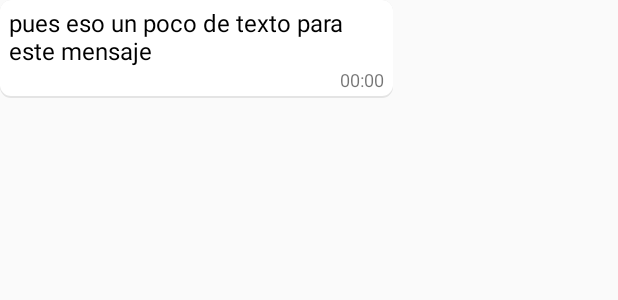
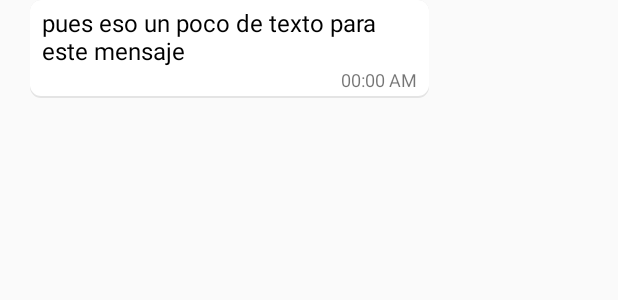
Before and after one commit to eduasinco/ComeAqui, an Android app: the layout card_view_mensajes.xml on its own in the app's theme, with its tools: preview values and no code run, on a phone screen of 412 x 824 dp. Shown: the top 300 px of the screen. Run offline under Robolectric (Android 15) with nearby library versions, the phone set to English and light mode, and no system bars; Roboto replaces fonts that are not available here.

Commit message:
messages style change

```diff
--- a/app/src/main/java/com/example/eduardorodriguez/comeaqui/chat/conversation/AdapterMensajes.java
+++ b/app/src/main/java/com/example/eduardorodriguez/comeaqui/chat/conversation/AdapterMensajes.java
@@ -52,7 +52,9 @@ public class AdapterMensajes extends RecyclerView.Adapter<AdapterMensajes.ViewHo
         holder.messageView.setText(holder.mItem.message);
         holder.dateView.setText(DateFragment.getDateForMessage(holder.mItem.createdAt));
         holder.datePopContainer.setVisibility(View.GONE);
-        holder.wholeMessage.setPadding(0, 0, 0, 0);
+
+        int paddingsides = holder.wholeMessage.getPaddingLeft();
+        holder.wholeMessage.setPadding(paddingsides, 0, paddingsides, 0);
 
         if (holder.mItem.newDay) {
             holder.datePop.setVisibility(View.VISIBLE);
@@ -60,7 +62,7 @@ public class AdapterMensajes extends RecyclerView.Adapter<AdapterMensajes.ViewHo
             holder.datePop.setText(DateFragment.getDateInForMessageConversation(holder.mItem.createdAt));
         } else if (holder.mItem.topSpace){
             holder.datePop.setText(DateFragment.getDateInForMessageConversation(holder.mItem.createdAt));
-            holder.wholeMessage.setPadding(0, 50, 0, 0);
+            holder.wholeMessage.setPadding(paddingsides, 30, paddingsides, 0);
         }
 
         if (holder.mItem.isOwner){
--- a/app/src/main/res/layout/activity_conversation.xml
+++ b/app/src/main/res/layout/activity_conversation.xml
@@ -45,7 +45,7 @@
                 android:id="@+id/rvMensajes"
                 android:layout_width="match_parent"
                 android:layout_height="wrap_content"
-                android:layout_weight="1" android:layout_marginEnd="16dp" android:layout_marginStart="16dp"
+                android:layout_weight="1"
         />
         <LinearLayout
                 android:background="#EBEBEB"
--- a/app/src/main/res/layout/card_view_mensajes.xml
+++ b/app/src/main/res/layout/card_view_mensajes.xml
@@ -5,13 +5,15 @@
         android:orientation="vertical"
         android:layout_width="match_parent"
         android:layout_height="wrap_content"
-        cardview:cardCornerRadius="10sp" android:id="@+id/view">
+        cardview:cardCornerRadius="10sp" android:id="@+id/view" android:paddingEnd="20dp" android:paddingStart="20dp"
+        android:gravity="right|left">
     <androidx.constraintlayout.widget.ConstraintLayout
             android:layout_width="match_parent"
             android:layout_height="wrap_content" android:layout_weight="0" android:visibility="gone"
             android:id="@+id/datePopContainer">
 
         <TextView
+
                 android:text="00/00/00"
                 android:layout_width="wrap_content"
                 android:layout_height="wrap_content" android:id="@+id/datePop"
@@ -25,7 +27,7 @@
             android:layout_height="wrap_content"
             cardview:layout_constraintEnd_toEndOf="parent" cardview:layout_constraintTop_toTopOf="parent"
             cardview:layout_constraintBottom_toBottomOf="parent" android:id="@+id/message_card"
-            android:paddingBottom="4dp" android:paddingTop="4dp" android:paddingEnd="6dp" android:paddingStart="6dp">
+            android:paddingBottom="4dp" android:paddingTop="4dp" android:paddingEnd="8dp" android:paddingStart="8dp">
         <LinearLayout
                 android:layout_width="wrap_content"
                 android:layout_height="wrap_content"
@@ -53,12 +55,7 @@
                     android:id="@+id/horaMensaje"
                     android:layout_width="wrap_content"
                     android:layout_height="wrap_content"
-                    android:text="00:00" android:textSize="12sp"/>
-            <ImageView
-                    android:id="@+id/mensajeFoto"
-                    android:layout_width="wrap_content"
-                    android:layout_height="wrap_content"
-                    android:visibility="gone"/>
+                    android:text="00:00 AM" android:textSize="12sp"/>
         </LinearLayout>
     </LinearLayout>
 </LinearLayout>
```
